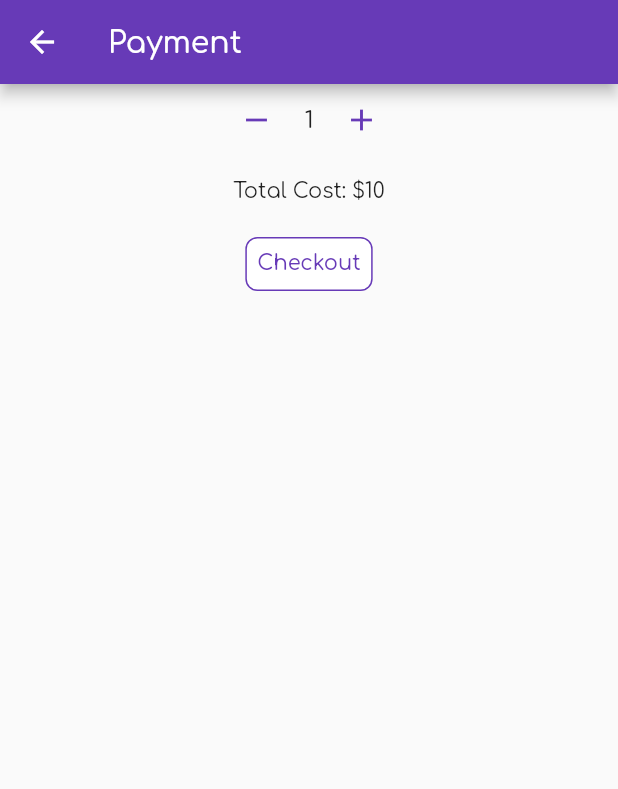
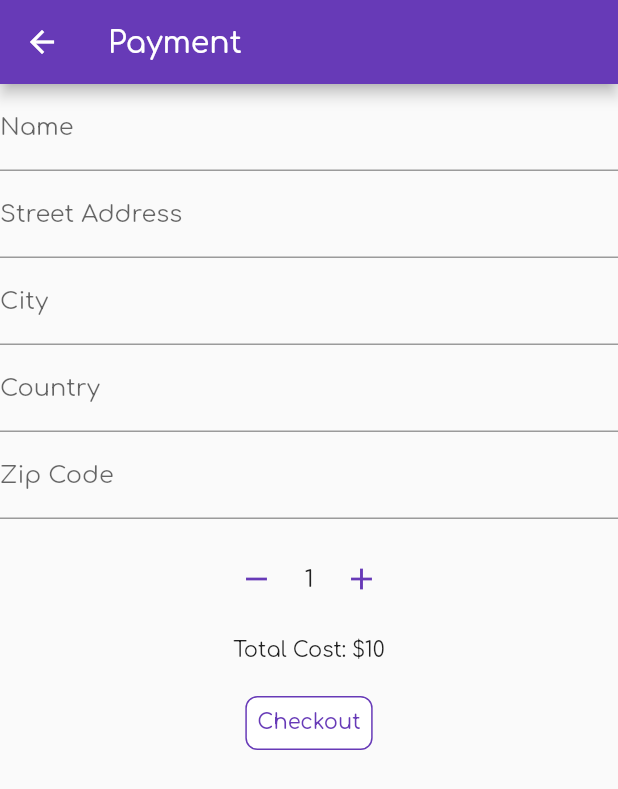
Before and after one commit to knl5/cbd-app23, a Flutter app: the DetailsStrain screen opened directly with empty values, after a tap on "Buy it", on a phone screen of 412 x 824 dp. Shown: the top 789 px of the screen. Run offline on Flutter 3.47's test engine with Material 2 defaults, Android fonts, the light colour scheme and no system bars; our stand-ins replace cloud_firestore, firebase_auth, firebase_core, firebase_storage, google_fonts, google_sign_in and 1 more; missing offline and left inert: flutter_stripe, flutterfire_ui; accounts and stored records are empty; network calls fail.

Commit message:
style: update style of details page and navigation icon

```diff
--- a/lib/fonctionnalities/stripe_checkout.dart
+++ b/lib/fonctionnalities/stripe_checkout.dart
@@ -29,6 +29,28 @@ class _CheckoutPageState extends State<CheckoutPage> {
         child: Column(
           mainAxisAlignment: MainAxisAlignment.start,
           children: [
+            ListView(
+              shrinkWrap: true,
+              children: [
+                TextFormField(
+                  decoration: const InputDecoration(labelText: 'Name'),
+                ),
+                TextFormField(
+                  decoration:
+                      const InputDecoration(labelText: 'Street Address'),
+                ),
+                TextFormField(
+                  decoration: const InputDecoration(labelText: 'City'),
+                ),
+                TextFormField(
+                  decoration: const InputDecoration(labelText: 'Country'),
+                ),
+                TextFormField(
+                  decoration: const InputDecoration(labelText: 'Zip Code'),
+                ),
+              ],
+            ),
+            const SizedBox(height: 16),
             Row(
               mainAxisAlignment: MainAxisAlignment.center,
               children: <Widget>[
@@ -39,7 +61,7 @@ class _CheckoutPageState extends State<CheckoutPage> {
                       _quantityController.text = quantity.toString();
                     });
                   },
-                  child: Icon(Icons.remove),
+                  child: const Icon(Icons.remove),
                 ),
                 Text(
                   quantity.toString(),
--- a/lib/pages/details_strain.dart
+++ b/lib/pages/details_strain.dart
@@ -149,7 +149,7 @@ class _DetailsStrainState extends State<DetailsStrain> {
                       left: 20,
                       right: 20,
                       top: 5,
-                      bottom: 10,
+                      bottom: 30,
                     ),
                     child: Text(
                         [widget.data.strain, widget.data.strainType]
@@ -176,7 +176,7 @@ class _DetailsStrainState extends State<DetailsStrain> {
                         foregroundColor: Colors.white,
                         backgroundColor: Colors.green,
                       ),
-                      child: Text('Buy it'),
+                      child: const Text('Buy it'),
                     ))
               ],
             ),
@@ -189,9 +189,25 @@ class _DetailsStrainState extends State<DetailsStrain> {
               subtitle: Text(widget.data.sideEffects ?? 'None'),
             ),
             const SizedBox(height: 16),
-            const Text(
+
+            // Reviews
+            const Padding(
+              padding: EdgeInsets.all(10.0),
+              child: Divider(thickness: 1, color: Colors.black),
+            ),
+            Column(
+                mainAxisAlignment: MainAxisAlignment.start,
+                crossAxisAlignment: CrossAxisAlignment.start,
+                children: [
+                  const Padding(
+                    padding: EdgeInsets.only(left: 10.0, top: 4, bottom: 8),
+                    child: Text(
                       'Reviews',
-              style: TextStyle(fontSize: 18),
+                      style: TextStyle(
+                          fontSize: 20,
+                          fontWeight: FontWeight.bold,
+                          color: Colors.green),
+                    ),
                   ),
                   StreamBuilder<QuerySnapshot>(
                     stream: FirebaseFirestore.instance
@@ -212,15 +228,18 @@ class _DetailsStrainState extends State<DetailsStrain> {
                                 rating: doc['rating'],
                               ))
                           .toList();
-                final totalRating =
-                    reviews.fold<int>(0, (sum, review) => sum + review.rating);
+                      final totalRating = reviews.fold<int>(
+                          0, (sum, review) => sum + review.rating);
                       final averageRating =
                           reviews.isEmpty ? 0 : totalRating ~/ reviews.length;
                       return Column(
+                        crossAxisAlignment: CrossAxisAlignment.start,
                         children: [
-                    Text(
+                          Padding(
+                            padding: const EdgeInsets.only(left: 10.0),
+                            child: Text(
                               'Average Rating: $averageRating',
-                      style: const TextStyle(fontWeight: FontWeight.bold),
+                            ),
                           ),
                           const SizedBox(height: 8),
                           ListView.builder(
@@ -236,13 +255,25 @@ class _DetailsStrainState extends State<DetailsStrain> {
                                   children: [
                                     Row(
                                       children: [
-                                  const Icon(Icons.star, color: Colors.orange),
-                                  const SizedBox(width: 4),
                                         Text(review.rating.toString()),
+                                        const Icon(Icons.star,
+                                            color: Colors.orange),
+                                        const SizedBox(width: 14),
+                                        Text.rich(
+                                          TextSpan(
+                                            text: ' " ',
+                                            children: [
+                                              TextSpan(
+                                                text: review.text,
+                                              ),
+                                              const TextSpan(
+                                                text: ' " ',
+                                              ),
                                             ],
                                           ),
-                              const SizedBox(width: 8),
-                              Text(review.text),
+                                        ),
+                                      ],
+                                    ),
                                   ],
                                 ),
                               );
@@ -252,37 +283,23 @@ class _DetailsStrainState extends State<DetailsStrain> {
                       );
                     },
                   ),
-            const SizedBox(height: 16),
-            const Text(
+                ]),
+            Column(
+              crossAxisAlignment: CrossAxisAlignment.start,
+              children: [
+                const Padding(
+                  padding: EdgeInsets.only(left: 10.0),
+                  child: Text(
                     'Add a Review',
-              style: TextStyle(fontSize: 18),
+                    style: TextStyle(fontSize: 16, color: Colors.deepPurple),
+                  ),
                 ),
                 Form(
                   key: _formKey,
                   child: Column(
                     crossAxisAlignment: CrossAxisAlignment.start,
                     children: <Widget>[
-                  Padding(
-                    padding: const EdgeInsets.all(8.0),
-                    child: TextFormField(
-                      controller: _textController,
-                      decoration: const InputDecoration(
-                        labelText: 'Review Text',
-                      ),
-                      validator: (value) {
-                        if (value == null || value.isEmpty) {
-                          return 'Please enter a review';
-                        }
-                        return null;
-                      },
-                    ),
-                  ),
-                  const SizedBox(height: 16),
-                  const Text(
-                    'Rating',
-                    style: TextStyle(fontWeight: FontWeight.bold),
-                  ),
-                  const SizedBox(height: 8),
+                      const SizedBox(height: 4),
                       Row(
                         children: [
                           IconButton(
@@ -332,14 +349,36 @@ class _DetailsStrainState extends State<DetailsStrain> {
                           ),
                         ],
                       ),
-                  const SizedBox(height: 16),
-                  ElevatedButton(
+                      Padding(
+                        padding: const EdgeInsets.only(
+                            left: 8, right: 8, bottom: 2.0),
+                        child: TextFormField(
+                          controller: _textController,
+                          decoration: const InputDecoration(
+                            labelText: 'Describe your experience',
+                            border: OutlineInputBorder(),
+                          ),
+                          validator: (value) {
+                            if (value == null || value.isEmpty) {
+                              return 'Please enter a review';
+                            }
+                            return null;
+                          },
+                        ),
+                      ),
+                      const SizedBox(height: 6),
+                      Padding(
+                        padding: const EdgeInsets.all(10.0),
+                        child: ElevatedButton(
                           onPressed: _submitReview,
                           child: const Text('Submit'),
                         ),
+                      )
                     ],
                   ),
                 ),
+              ],
+            )
           ],
         ),
       ),
```
Also changed, not shown: lib/data/flowers_data.dart (+12 -1 lines), lib/main.dart (+7 -7 lines), lib/pages/list_strains.dart (+30 -4 lines). Lines whose indentation alone changed are shown as unchanged.
